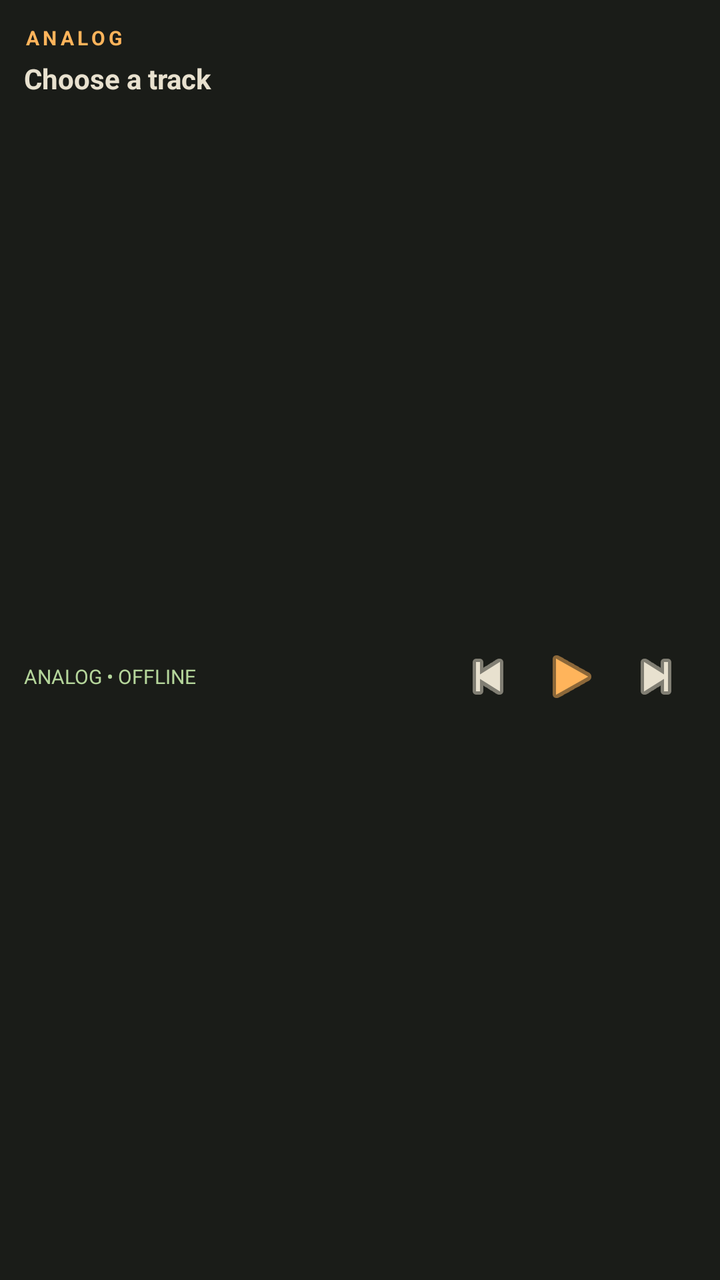
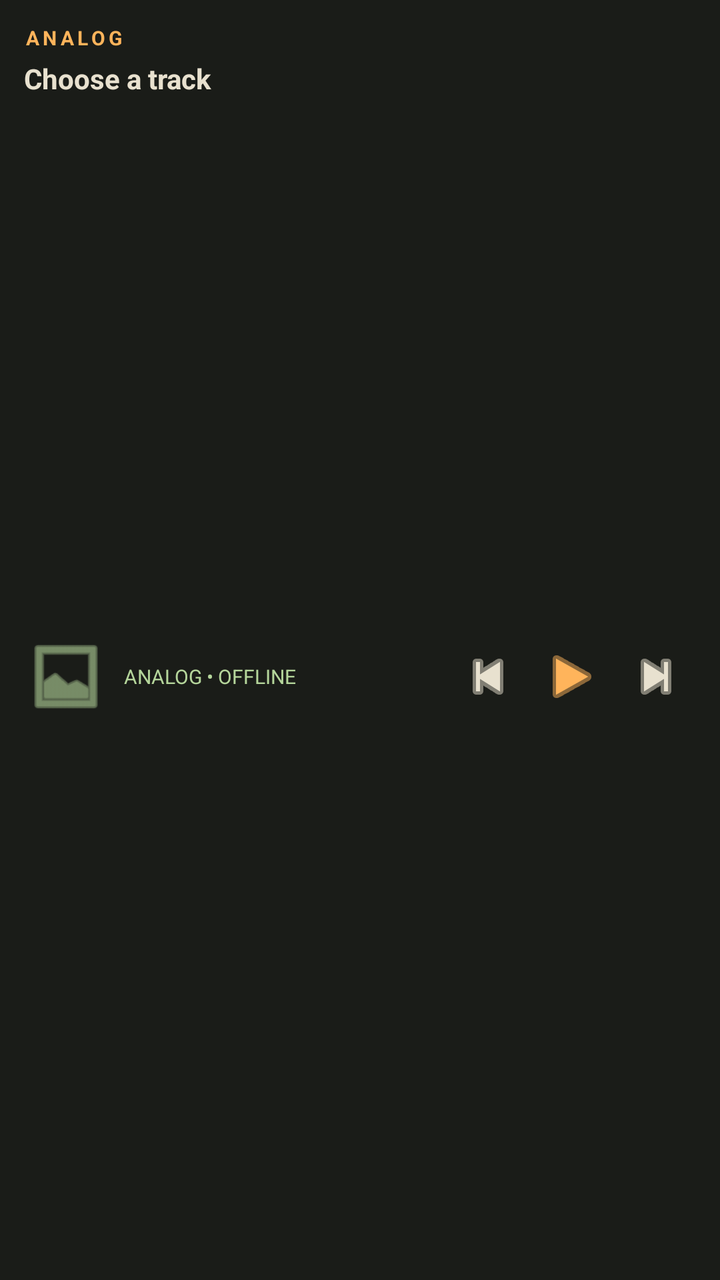

An Android layout rendered at two revisions. The XML below is the earlier revision; the diff shows what the commit changed to produce the second picture.
<!-- AndroidManifest.xml: application theme android:Theme.Material.NoActionBar -->
<!-- res/layout/widget_analog.xml -->
<?xml version="1.0" encoding="utf-8"?>
<LinearLayout xmlns:android="http://schemas.android.com/apk/res/android"
    android:id="@+id/widget_open"
    android:layout_width="match_parent"
    android:layout_height="match_parent"
    android:orientation="vertical"
    android:padding="12dp"
    android:background="#1A1C18">
    <TextView
        android:layout_width="wrap_content"
        android:layout_height="wrap_content"
        android:text="ANALOG"
        android:textColor="#FFB45B"
        android:textStyle="bold"
        android:textSize="10sp"
        android:letterSpacing="0.18" />
    <TextView
        android:id="@+id/widget_title"
        android:layout_width="match_parent"
        android:layout_height="wrap_content"
        android:layout_marginTop="4dp"
        android:text="Choose a track"
        android:textColor="#E8E1CF"
        android:textStyle="bold"
        android:textSize="14sp"
        android:maxLines="1"
        android:ellipsize="end" />
    <LinearLayout
        android:layout_width="match_parent"
        android:layout_height="0dp"
        android:layout_weight="1"
        android:gravity="center_vertical">
        <TextView
            android:id="@+id/widget_artist"
            android:layout_width="0dp"
            android:layout_height="wrap_content"
            android:layout_weight="1"
            android:text="ANALOG • OFFLINE"
            android:textColor="#B5D69B"
            android:textSize="10sp"
            android:maxLines="1"
            android:ellipsize="end" />
        <ImageButton
            android:id="@+id/widget_previous"
            android:layout_width="40dp"
            android:layout_height="40dp"
            android:src="@android:drawable/ic_media_previous"
            android:contentDescription="Previous"
            android:background="@android:color/transparent"
            android:tint="#E8E1CF" />
        <ImageButton
            android:id="@+id/widget_play"
            android:layout_width="44dp"
            android:layout_height="44dp"
            android:src="@android:drawable/ic_media_play"
            android:contentDescription="Play or pause"
            android:background="@android:color/transparent"
            android:tint="#FFB45B" />
        <ImageButton
            android:id="@+id/widget_next"
            android:layout_width="40dp"
            android:layout_height="40dp"
            android:src="@android:drawable/ic_media_next"
            android:contentDescription="Next"
            android:background="@android:color/transparent"
            android:tint="#E8E1CF" />
    </LinearLayout>
</LinearLayout>
<!-- resources referenced by this layout -->
<resources>

</resources>

<!-- the commit's change to res/layout/widget_analog.xml (unified diff, before → after) -->
@@ -30,6 +30,15 @@
         android:layout_height="0dp"
         android:layout_weight="1"
         android:gravity="center_vertical">
+        <ImageView
+            android:id="@+id/widget_art"
+            android:layout_width="42dp"
+            android:layout_height="42dp"
+            android:layout_marginEnd="8dp"
+            android:scaleType="centerCrop"
+            android:src="@android:drawable/ic_menu_gallery"
+            android:tint="#B5D69B"
+            android:contentDescription="Album artwork" />
         <TextView
             android:id="@+id/widget_artist"
             android:layout_width="0dp"
